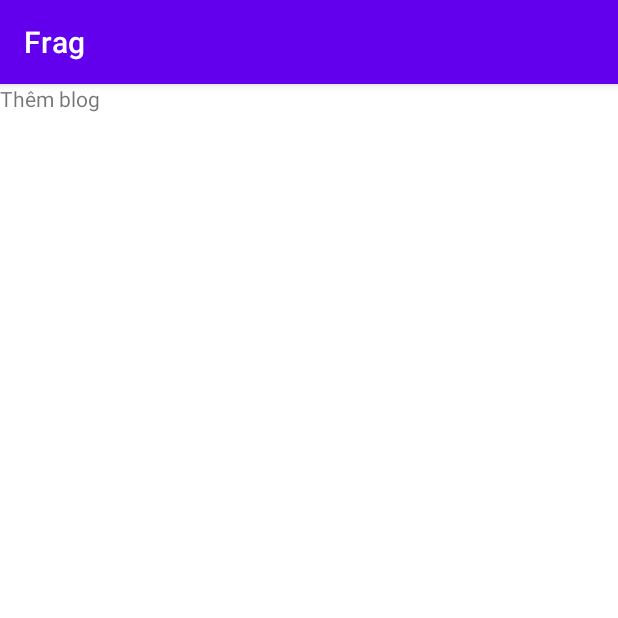
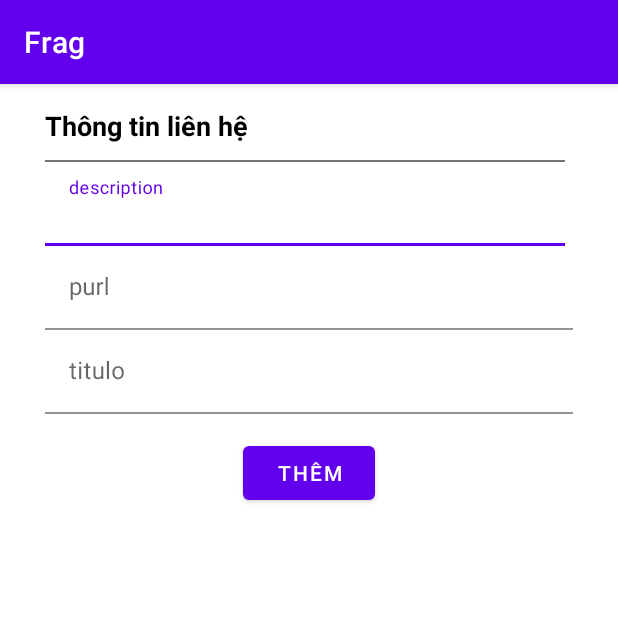
Before and after one commit to XijianVu/tour, an Android app: the Blog_add screen opened directly, with no data from a screen before it, on a phone screen of 412 x 824 dp, the top half of it. Run offline under Robolectric (Android 15) with nearby library versions, the phone set to English and light mode, and no system bars; our stand-ins replace Firebase (no records; nobody signed in at launch, a user with empty details on screens opened directly).

Commit message:
12/12 add blog

```diff
--- a/app/src/main/java/com/example/frag/activity/Blog_add.java
+++ b/app/src/main/java/com/example/frag/activity/Blog_add.java
@@ -2,15 +2,51 @@ package com.example.frag.activity;
 
 import androidx.appcompat.app.AppCompatActivity;
 
+import android.annotation.SuppressLint;
 import android.os.Bundle;
+import android.view.View;
+import android.widget.Button;
+import android.widget.EditText;
 
 import com.example.frag.R;
+import com.example.frag.model.Blog;
+import com.google.firebase.database.DatabaseReference;
+import com.google.firebase.database.FirebaseDatabase;
 
 public class Blog_add extends AppCompatActivity {
+
+    EditText edit_descripcion;
+    EditText edit_purl;
+    EditText edit_titulo;
+
+    private DatabaseReference ref;
+    @SuppressLint("MissingInflatedId")
 
     @Override
     protected void onCreate(Bundle savedInstanceState) {
         super.onCreate(savedInstanceState);
         setContentView(R.layout.activity_blog_add);
+
+        edit_descripcion = findViewById(R.id.edit_descripcion);
+        edit_purl = findViewById(R.id.edit_purl);
+        edit_titulo = findViewById(R.id.edit_titulo);
+
+        Button btnPushBlog = findViewById(R.id.btn_push_blog);
+
+        FirebaseDatabase database = FirebaseDatabase.getInstance();
+        ref = database.getReference();
+
+        btnPushBlog.setOnClickListener(new View.OnClickListener() {
+            @Override
+            public void onClick(View view) {
+                String descripcion = edit_descripcion.getText().toString();
+                String purl =edit_purl.getText().toString();
+                String titulo = edit_titulo.getText().toString();
+
+                Blog blog = new Blog(descripcion,purl,titulo);
+                ref.child("blog").child(String.valueOf(blog.getTitulo())).setValue(blog);
+
+            }
+        });
     }
 }
--- a/app/src/main/java/com/example/frag/adapter/BlogAdapter.java
+++ b/app/src/main/java/com/example/frag/adapter/BlogAdapter.java
@@ -5,6 +5,7 @@ import android.content.Intent;
 import android.view.LayoutInflater;
 import android.view.View;
 import android.view.ViewGroup;
+import android.widget.ImageButton;
 import android.widget.ImageView;
 import android.widget.TextView;
 import android.widget.Toast;
@@ -48,6 +49,13 @@ public class BlogAdapter extends FirebaseRecyclerAdapter<Blog,BlogAdapter.BlogVi
                 context.startActivity(intent);
             }
         });
+
+        holder.blog_remove.setOnClickListener(new View.OnClickListener() {
+            @Override
+            public void onClick(View view) {
+
+            }
+        });
     }
 
     @NonNull
@@ -60,7 +68,9 @@ public class BlogAdapter extends FirebaseRecyclerAdapter<Blog,BlogAdapter.BlogVi
     public class BlogViewHolder extends RecyclerView.ViewHolder
     {
         ImageView imgItem;
-        TextView tvTitulo,tvDescripcion,emailtext;
+        TextView tvTitulo,tvDescripcion;
+        ImageButton blog_remove;
+
 
         public BlogViewHolder(@NonNull View itemView) {
             super(itemView);
@@ -68,7 +78,9 @@ public class BlogAdapter extends FirebaseRecyclerAdapter<Blog,BlogAdapter.BlogVi
             imgItem=itemView.findViewById(R.id.imgItem);
             tvTitulo=itemView.findViewById(R.id.tvTitulo);
             tvDescripcion=itemView.findViewById(R.id.tvDescripcion);
+            blog_remove=itemView.findViewById(R.id.blog_remove);
 
         }
     }
+
 }
--- a/app/src/main/java/com/example/frag/fragment/BlogFragment.java
+++ b/app/src/main/java/com/example/frag/fragment/BlogFragment.java
@@ -1,5 +1,7 @@
 package com.example.frag.fragment;
 
+import android.app.AlertDialog;
+import android.content.Intent;
 import android.os.Bundle;
 
 import androidx.annotation.NonNull;
@@ -11,7 +13,11 @@ import androidx.recyclerview.widget.RecyclerView;
 import android.view.LayoutInflater;
 import android.view.View;
 import android.view.ViewGroup;
+import android.widget.Button;
+import android.widget.ImageButton;
+import android.widget.LinearLayout;
 
+import com.example.frag.activity.Blog_add;
 import com.example.frag.adapter.BlogAdapter;
 import com.example.frag.R;
 import com.example.frag.model.Blog;
@@ -31,6 +37,7 @@ public class BlogFragment extends Fragment {
     private String mParam2;
     RecyclerView recview;
     BlogAdapter adapter;
+    ImageButton blog_remove;
     public BlogFragment() {
 
     }
@@ -65,6 +72,8 @@ public class BlogFragment extends Fragment {
         adapter=new BlogAdapter(options);
         recview.setAdapter(adapter);
 
+
+
         return view;
     }
 
@@ -79,6 +88,12 @@ public class BlogFragment extends Fragment {
         super.onStop();
         adapter.stopListening();
     }
+
+//    private void XacNhanXoa(){
+//        AlertDialog.Builder alertDialog = new AlertDialog.Builder(this);
+//        alertDialog.setTitle("Cảnh báo");
+//        alertDialog.show();
+//    }
 
     /*
     @Override
--- a/app/src/main/java/com/example/frag/model/Blog.java
+++ b/app/src/main/java/com/example/frag/model/Blog.java
@@ -9,7 +9,6 @@ public class Blog {
     public Blog(String titulo, String descripcion,  String purl) {
         this.titulo = titulo;
         this.descripcion = descripcion;
-
         this.purl = purl;
     }
 
--- a/app/src/main/res/layout/activity_blog_add.xml
+++ b/app/src/main/res/layout/activity_blog_add.xml
@@ -6,10 +6,118 @@
     android:layout_height="match_parent"
     android:orientation="vertical"
     tools:context=".activity.Blog_add">
-
-    <TextView
+    <LinearLayout
         android:layout_width="match_parent"
         android:layout_height="wrap_content"
-        android:text="Thêm blog"/>
+        android:layout_below="@id/viewPagerdetails"
+        android:orientation="vertical"
+        android:background="@drawable/bg_white"
+        android:layout_marginHorizontal="10dp"
+        android:paddingHorizontal="20dp"
+        android:paddingVertical="5dp"
+        android:layout_marginBottom="10dp">
+
+        <TextView
+            android:layout_width="wrap_content"
+            android:layout_height="wrap_content"
+            android:layout_marginTop="10dp"
+            android:textSize="18sp"
+            android:textStyle="bold"
+            android:textColor="@color/black"
+
+            android:text="Thông tin liên hệ"/>
+
+        <LinearLayout
+            android:layout_width="match_parent"
+            android:layout_height="wrap_content"
+            android:orientation="vertical"
+            android:layout_marginRight="5dp"
+            android:paddingTop="5dp">
+
+            <View
+                android:layout_width="match_parent"
+                android:layout_height="1.5dp"
+                android:layout_gravity="center"
+                android:layout_marginTop="5dp"
+                android:background="#757474" />
+
+            <com.google.android.material.textfield.TextInputLayout
+                android:id="@+id/name_text_input_layout"
+                android:layout_width="match_parent"
+                android:layout_height="wrap_content">
+                <EditText
+                    android:id="@+id/edit_descripcion"
+                    android:layout_width="match_parent"
+                    android:layout_height="wrap_content"
+                    android:layout_centerHorizontal="true"
+                    android:layout_centerVertical="true"
+                    android:backgroundTint="@color/white"
+                    android:ems="10"
+                    android:hint="description"/>
+
+            </com.google.android.material.textfield.TextInputLayout>
+            </LinearLayout>
+            <com.google.android.material.textfield.TextInputLayout
+                android:layout_width="match_parent"
+                android:layout_height="wrap_content">
+                <EditText
+                    android:id="@+id/edit_purl"
+                    android:layout_width="match_parent"
+                    android:layout_height="wrap_content"
+                    android:layout_centerHorizontal="true"
+                    android:layout_centerVertical="true"
+                    android:backgroundTint="@color/white"
+                    android:ems="10"
+                    android:hint="purl" />
+            </com.google.android.material.textfield.TextInputLayout>
+        <com.google.android.material.textfield.TextInputLayout
+            android:layout_width="match_parent"
+            android:layout_height="wrap_content">
+            <EditText
+                android:id="@+id/edit_titulo"
+                android:layout_width="match_parent"
+                android:layout_height="wrap_content"
+                android:layout_centerHorizontal="true"
+                android:layout_centerVertical="true"
+                android:backgroundTint="@color/white"
+                android:ems="10"
+                android:hint="titulo" />
+        </com.google.android.material.textfield.TextInputLayout>
+        </LinearLayout>
+    <Button
+        android:id="@+id/btn_push_blog"
+        android:layout_width="wrap_content"
+        android:layout_height="wrap_content"
+        android:text="Thêm"
+        android:layout_gravity="center_horizontal"/>
+
+
+<!--    </LinearLayout>-->
+<!--    <LinearLayout-->
+<!--        android:layout_width="match_parent"-->
+<!--        android:layout_height="wrap_content"-->
+<!--        android:orientation="vertical">-->
+<!--        <EditText-->
+<!--            android:id="@+id/edit_descripcion"-->
+<!--            android:layout_width="match_parent"-->
+<!--            android:layout_height="wrap_content"-->
+<!--            android:hint="descripcion"/>-->
+<!--        <EditText-->
+<!--            android:id="@+id/edit_purl"-->
+<!--            android:layout_width="match_parent"-->
+<!--            android:layout_height="wrap_content"-->
+<!--            android:hint="purl"/>-->
+<!--        <EditText-->
+<!--            android:id="@+id/edit_titulo"-->
+<!--            android:layout_width="match_parent"-->
+<!--            android:layout_height="wrap_content"-->
+<!--            android:hint="titulo"/>-->
+<!--        <Button-->
+<!--            android:id="@+id/btn_push_blog"-->
+<!--            android:layout_width="wrap_content"-->
+<!--            android:layout_height="wrap_content"-->
+<!--            android:text="Push"-->
+<!--            android:layout_gravity="center_horizontal"/>-->
+<!--    </LinearLayout>-->
 
 </LinearLayout>
```
